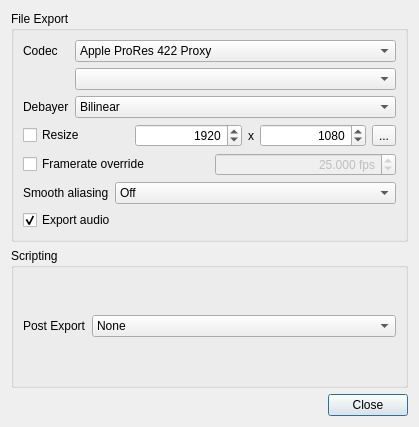
The window that platform/qt/ExportSettingsDialog.ui (ilia3101/MLV-App) describes before a commit, drawn with Qt 5.
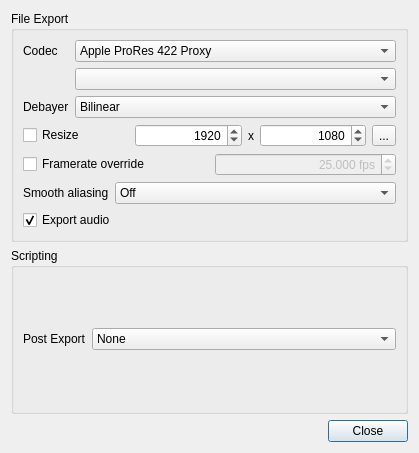
The same window after the commit. Icons and pictures are not drawn.

Commit message: Added Motion JPEG export (command found here: https://stackoverflow.com/questions/32147805/ffmpeg-generate-higher-quality-images-for-mjpeg-encoding)

```diff
--- a/platform/qt/ExportSettingsDialog.ui
+++ b/platform/qt/ExportSettingsDialog.ui
@@ -7,7 +7,7 @@
     <x>0</x>
     <y>0</y>
     <width>419</width>
-    <height>427</height>
+    <height>453</height>
    </rect>
   </property>
   <property name="sizePolicy">
```
Left out of the diff: 5 changed lines with no effect on the pictures. The commit also changes 2 other files.
